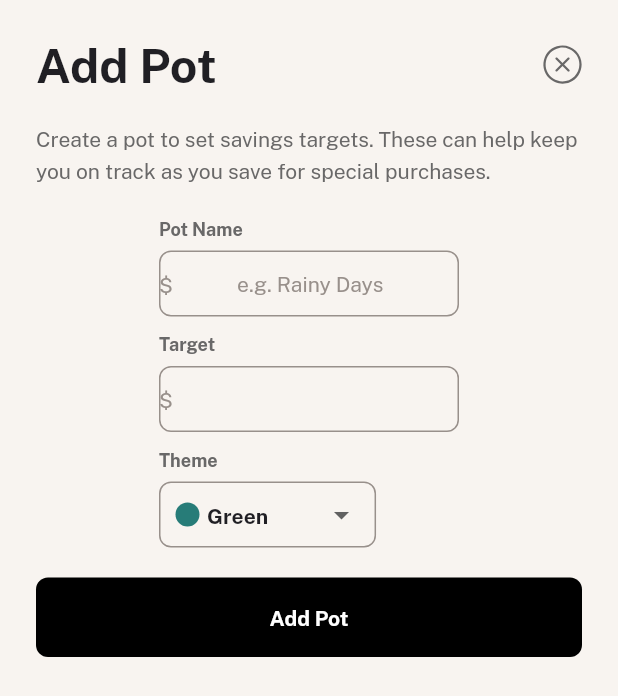
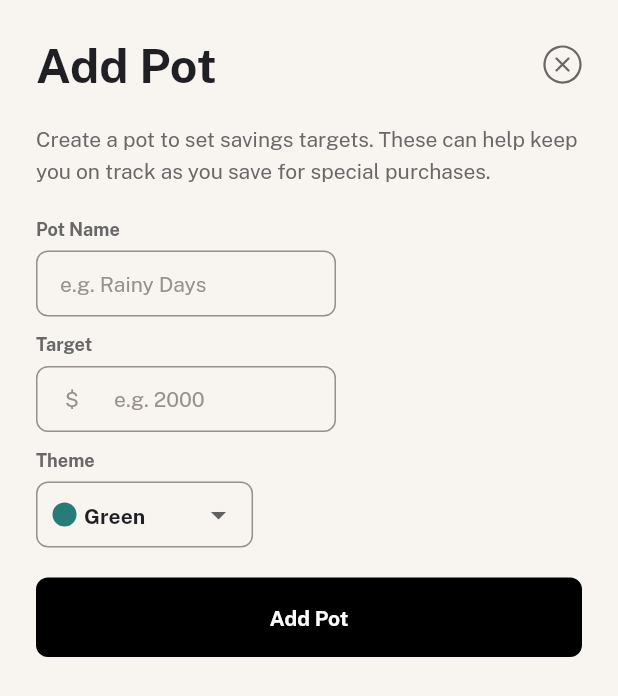
Before and after one commit to JER3MIAH/personal-finance-app, a Flutter app: the AddPotDialog widget shown alone on an empty page, opened directly, on a phone screen of 412 x 824 dp. Shown: the top 696 px of the screen. Run offline on Flutter 3.47's test engine with Material 3 defaults, Android fonts, the phone set to English and light mode, and no system bars; our stand-ins replace auto_size_text, equatable, fl_chart, flutter_bloc, flutter_hooks, flutter_svg and 2 more; accounts and stored records are empty.

Commit message:
feat: update pot dialog and container

```diff
--- a/lib/src/features/pots/presentation/components/add_pot_dialog.dart
+++ b/lib/src/features/pots/presentation/components/add_pot_dialog.dart
@@ -57,6 +57,7 @@ class AddPotDialog extends HookWidget {
       padding: EdgeInsets.all(spacing300),
       child: Column(
         spacing: 20,
+        crossAxisAlignment: CrossAxisAlignment.start,
         mainAxisSize: MainAxisSize.min,
         children: [
           Row(
@@ -87,7 +88,6 @@ class AddPotDialog extends HookWidget {
                 title: 'Pot Name',
                 widget: AppTextField(
                   controller: potNameController,
-                  leadingIcon: '\$',
                   hintText: 'e.g. Rainy Days',
                 ),
               ),
@@ -97,7 +97,7 @@ class AddPotDialog extends HookWidget {
                   controller: targetController,
                   keyboardType: TextInputType.number,
                   leadingIcon: '\$',
-                  hintText: '',
+                  hintText: 'e.g. 2000',
                 ),
               ),
               TitledWidget(
--- a/lib/src/features/pots/presentation/components/pot_container.dart
+++ b/lib/src/features/pots/presentation/components/pot_container.dart
@@ -55,7 +55,7 @@ class PotContainer extends StatelessWidget {
             mainAxisAlignment: MainAxisAlignment.spaceBetween,
             children: [
               _buildPotTitle(
-                title: 'Savings',
+                title: pot.name,
                 color: potTheme,
               ),
               EditAndDeletePopUpButton(
--- a/lib/src/shared/widgets/app_textfield.dart
+++ b/lib/src/shared/widgets/app_textfield.dart
@@ -38,21 +38,31 @@ class AppTextField extends StatelessWidget {
       keyboardType: keyboardType ?? TextInputType.text,
       validator: validator,
       onChanged: onChanged,
+      maxLength: 25,
       decoration: InputDecoration(
+        counterText: '',
         prefixIcon: leadingIcon == null
             ? null
-            : Padding(
-                padding: const EdgeInsets.symmetric(vertical: 12),
-                child: leadingIcon == '\$'
-                    ? Text(
-                        leadingIcon!,
-                        style: textPreset4.copyWith(color: appColors.beige500),
-                      )
-                    : SvgAsset(
-                        leadingIcon!,
-                        color: appColors.grey900,
+            : leadingIcon == '\$'
+                ? SizedBox(
+                    height: 10,
+                    width: 10,
+                    child: Center(
+                      child: Text(
+                        '\$',
+                        style: textPreset4.copyWith(
+                          color: appColors.beige500,
+                        ),
                       ),
-              ),
+                    ),
+                  )
+                : Padding(
+                    padding: const EdgeInsets.symmetric(vertical: 12),
+                    child: SvgAsset(
+                      leadingIcon!,
+                      color: appColors.grey900,
+                    ),
+                  ),
         errorStyle: const TextStyle(height: .0001),
         hintText: hintText,
         hintStyle: textPreset4.copyWith(
```
